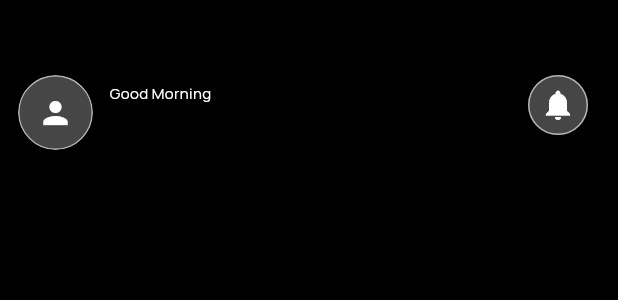
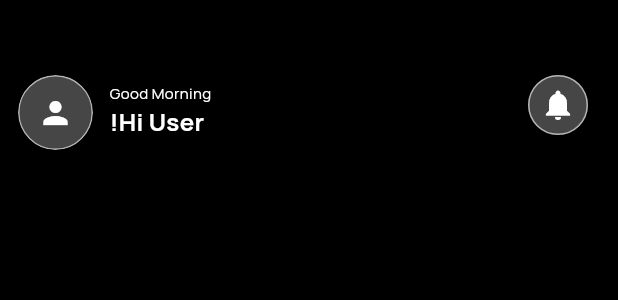
Before and after one commit to jbranabb/AbsoluteCinema, a Flutter app: the MyAppBar widget shown alone on an empty page, opened directly, on a phone screen of 412 x 824 dp. Shown: the top 300 px of the screen. Run offline on Flutter 3.47's test engine with Material 3 defaults, Android fonts, the phone set to English and light mode, and no system bars; our stand-ins replace bloc, cached_network_image, carousel_slider, dio, flutter_bloc, flutter_svg and 3 more; accounts and stored records are empty; network calls fail.

Commit message:
feat(dataUserBloc) get username from sharedprefrences and adding profilepath tmdb too

```diff
--- a/lib/main.dart
+++ b/lib/main.dart
@@ -6,6 +6,7 @@ import 'package:absolutecinema/pages/screens/search.dart';
 import 'package:absolutecinema/state/bloc/auth/auth_bloc.dart';
 import 'package:absolutecinema/state/bloc/cast/cast_bloc.dart';
 import 'package:absolutecinema/state/bloc/credentials/credentials_bloc.dart';
+import 'package:absolutecinema/state/bloc/dataUser/data_user_bloc.dart';
 import 'package:absolutecinema/state/bloc/movandtv/home_bloc.dart';
 import 'package:absolutecinema/state/bloc/user/user_bloc.dart';
 import 'package:absolutecinema/state/cubit/animatedContainer.dart';
@@ -33,9 +34,10 @@ void main() async {
     BlocProvider(create: (context) => AuthBloc()),
     BlocProvider(create: (context) => DeniedCubit()),
     BlocProvider(create: (context) => TimerCubit()),
-    BlocProvider(create: (context) => UserBloc()..add(UserData())),
+    BlocProvider(create: (context) => UserBloc()),
     BlocProvider(create: (context) => SetToogle()),
     BlocProvider(create: (context) => CredentialsBloc()),
+    BlocProvider(create: (context) => DataUserBloc()..add(FetchDataUser())),
   ], child: const MyApp()));
 }
 
--- a/lib/pages/widgets/widgetsfrist/appbar.dart
+++ b/lib/pages/widgets/widgetsfrist/appbar.dart
@@ -1,3 +1,4 @@
+import 'package:absolutecinema/state/bloc/dataUser/data_user_bloc.dart';
 import 'package:absolutecinema/state/bloc/user/user_bloc.dart';
 import 'package:flutter/material.dart';
 import 'package:flutter_bloc/flutter_bloc.dart';
@@ -15,7 +16,7 @@ class _MyAppBarState extends State<MyAppBar> {
   @override
   void initState() {
     super.initState();
-   context.read<UserBloc>().add(UserData());
+    context.read<DataUserBloc>().add(FetchDataUser());
   }
   @override
   Widget build(BuildContext context) {
@@ -56,9 +57,9 @@ class _MyAppBarState extends State<MyAppBar> {
                             fontSize: 10,
                             fontWeight: FontWeight.normal),
                       ),
-                      BlocBuilder<UserBloc, UserState>(
+                      BlocBuilder<DataUserBloc, DataUserState>(
                         builder: (context, state) {
-                          if (state is UserLoaded) {
+                          if (state is DataUserLoaded ) {
                             return Text(
                               state.username,
                               style: const TextStyle(
--- a/lib/state/bloc/dataUser/data_user_bloc.dart
+++ b/lib/state/bloc/dataUser/data_user_bloc.dart
@@ -1,4 +1,7 @@
+import 'package:absolutecinema/apiService/service.dart';
+import 'package:absolutecinema/main.dart';
 import 'package:bloc/bloc.dart';
+import 'package:flutter/widgets.dart';
 import 'package:meta/meta.dart';
 
 part 'data_user_event.dart';
@@ -6,8 +9,18 @@ part 'data_user_state.dart';
 
 class DataUserBloc extends Bloc<DataUserEvent, DataUserState> {
   DataUserBloc() : super(DataUserInitial()) {
-    on<DataUserEvent>((event, emit) {
-      // TODO: implement event handler
+    on<FetchDataUser>((event, emit)async {
+    emit(DataUserLoading());
+      var sesionId = pref?.getString('sessionId');
+      var headers = '?session_id=$sesionId&api_key=$imdbKey';
+    String accountUrl = 'https://api.themoviedb.org/3/account$headers';
+    String? username = pref?.getString('username');
+   var response = await dio.get(accountUrl);
+    String? userProfile = response.data['avatar']['tmdb']['avatar_path'];
+    pref!.setString('ppath', userProfile!);
+    String? profilePath = pref?.getString('ppath');
+    emit(DataUserLoaded(username: username!, profilePath: profilePath!));
+        print(response.data);
     });
   }
 }
--- a/lib/state/bloc/dataUser/data_user_event.dart
+++ b/lib/state/bloc/dataUser/data_user_event.dart
@@ -2,3 +2,5 @@ part of 'data_user_bloc.dart';
 
 @immutable
 sealed class DataUserEvent {}
+
+class FetchDataUser extends DataUserEvent {}
--- a/lib/state/bloc/dataUser/data_user_state.dart
+++ b/lib/state/bloc/dataUser/data_user_state.dart
@@ -4,3 +4,13 @@ part of 'data_user_bloc.dart';
 sealed class DataUserState {}
 
 final class DataUserInitial extends DataUserState {}
+final class DataUserLoading extends DataUserState {}
+final class DataUserLoaded extends DataUserState {
+  String username;
+  String profilePath;
+  DataUserLoaded({required this.username, required this.profilePath});
+}
+final class DataUserFailed extends DataUserState {
+  String? e;
+  DataUserFailed(this.e,);
+}
--- a/lib/state/bloc/user/user_bloc.dart
+++ b/lib/state/bloc/user/user_bloc.dart
@@ -36,16 +36,9 @@ class UserBloc extends Bloc<UserEvent, UserState> {
         emit(UserFailed(e: e.toString()));
       }
     });
-    on<UserData>((event, emit) async {
-      emit(UserLoading());
-      var id = pref?.getInt('id');
-      var username = pref?.getString('username');
-      emit(UserLoaded(username: username!));
-    });
     on<UserCredentials>((event, emit) async {
       emit(UserLoading());
       try{
-
       var id = pref?.getInt('id');
       var sesionId = pref?.getString('sessionId');
       var usrname = pref?.getString('username');
--- a/lib/state/bloc/user/user_event.dart
+++ b/lib/state/bloc/user/user_event.dart
@@ -7,7 +7,6 @@ class GetSessionUser extends UserEvent {
   String sesionId;
   GetSessionUser({required this.sesionId});
 }
-class UserData extends UserEvent {}
 
 class UserCredentials extends UserEvent{
   String mediaType;
--- a/lib/state/bloc/user/user_state.dart
+++ b/lib/state/bloc/user/user_state.dart
@@ -5,10 +5,6 @@ sealed class UserState {}
 
 final class UserInitial extends UserState {}
 final class UserLoading extends UserState {}
-final class UserLoaded extends UserState {
-String username;
-UserLoaded({required this.username});
-}
 final class UserDataLoaded extends UserState{
 List<ConvertedModels> dataWatchlist;
 List<ConvertedModels> dataFav;
```
